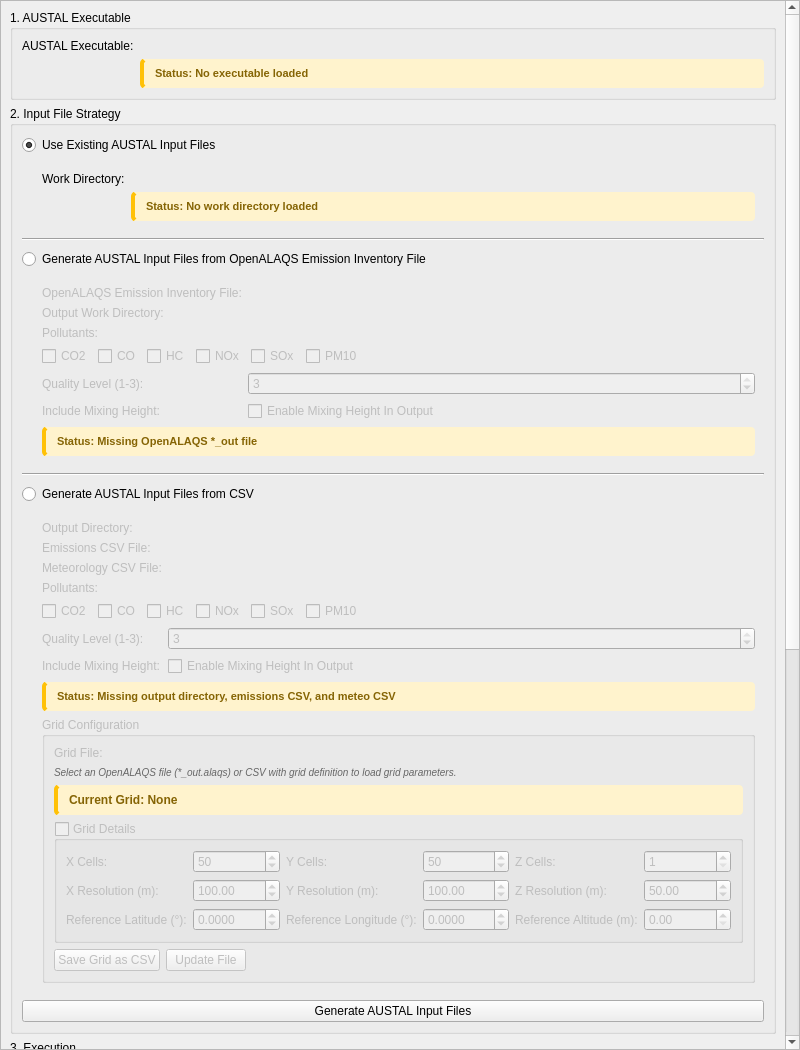
Qt form open_alaqs/ui/ui_run_austal.ui (eurocontrol-asu/open_alaqs) before a commit.
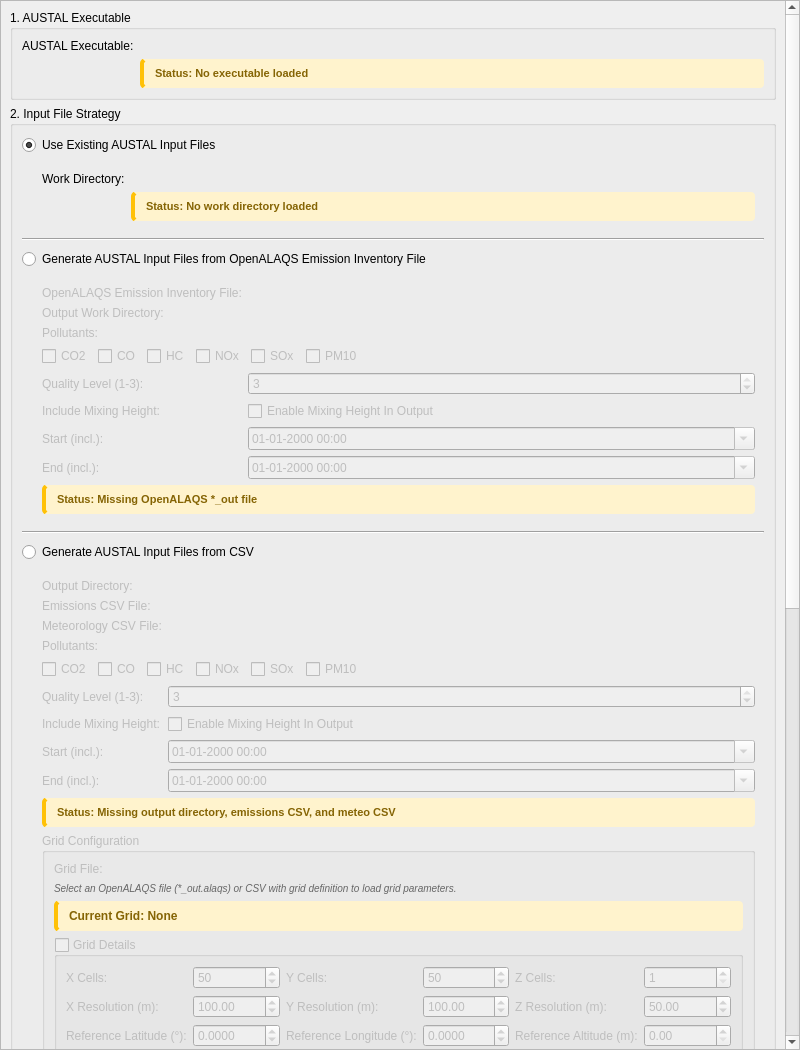
The same form after that commit. Custom widgets are drawn as their Qt base class.

Commit message: [feature] Added the option for inputs to set a desired timerange for the generation

What changed in the file:
```diff
--- a/open_alaqs/ui/ui_run_austal.ui
+++ b/open_alaqs/ui/ui_run_austal.ui
@@ -339,7 +339,41 @@
            </property>
           </widget>
          </item>
-         <item row="6" column="0" colspan="2">
+         <item row="6" column="0">
+          <widget class="QLabel" name="alaqsStartDtLabel">
+           <property name="text">
+            <string>Start (incl.):</string>
+           </property>
+          </widget>
+         </item>
+         <item row="6" column="1">
+          <widget class="QDateTimeEdit" name="alaqs_start_dt_edit">
+           <property name="displayFormat">
+            <string>dd-MM-yyyy HH:mm</string>
+           </property>
+           <property name="calendarPopup">
+            <bool>true</bool>
+           </property>
+          </widget>
+         </item>
+         <item row="7" column="0">
+          <widget class="QLabel" name="alaqsEndDtLabel">
+           <property name="text">
+            <string>End (incl.):</string>
+           </property>
+          </widget>
+         </item>
+         <item row="7" column="1">
+          <widget class="QDateTimeEdit" name="alaqs_end_dt_edit">
+           <property name="displayFormat">
+            <string>dd-MM-yyyy HH:mm</string>
+           </property>
+           <property name="calendarPopup">
+            <bool>true</bool>
+           </property>
+          </widget>
+         </item>
+         <item row="8" column="0" colspan="2">
           <widget class="QLabel" name="alaqsGenerationStatusLabel">
            <property name="text">
             <string>Status: Missing OpenALAQS *_out file</string>
@@ -534,7 +568,41 @@
            </property>
           </widget>
          </item>
-         <item row="7" column="0" colspan="2">
+         <item row="7" column="0">
+          <widget class="QLabel" name="csvStartDtLabel">
+           <property name="text">
+            <string>Start (incl.):</string>
+           </property>
+          </widget>
+         </item>
+         <item row="7" column="1">
+          <widget class="QDateTimeEdit" name="csv_start_dt_edit">
+           <property name="displayFormat">
+            <string>dd-MM-yyyy HH:mm</string>
+           </property>
+           <property name="calendarPopup">
+            <bool>true</bool>
+           </property>
+          </widget>
+         </item>
+         <item row="8" column="0">
+          <widget class="QLabel" name="csvEndDtLabel">
+           <property name="text">
+            <string>End (incl.):</string>
+           </property>
+          </widget>
+         </item>
+         <item row="8" column="1">
+          <widget class="QDateTimeEdit" name="csv_end_dt_edit">
+           <property name="displayFormat">
+            <string>dd-MM-yyyy HH:mm</string>
+           </property>
+           <property name="calendarPopup">
+            <bool>true</bool>
+           </property>
+          </widget>
+         </item>
+         <item row="9" column="0" colspan="2">
           <widget class="QLabel" name="external_files_feedback">
            <property name="text">
             <string>Status: Missing output directory, emissions CSV, and meteo CSV</string>
@@ -545,7 +613,7 @@
           </widget>
          </item>
          <!-- Grid Configuration (Nested in CSV Generation) -->
-         <item row="8" column="0" colspan="2">
+         <item row="10" column="0" colspan="2">
           <widget class="QGroupBox" name="gridManagementGroupBox">
            <property name="title">
             <string>Grid Configuration</string>
```
The commit also changes 2 other files.
